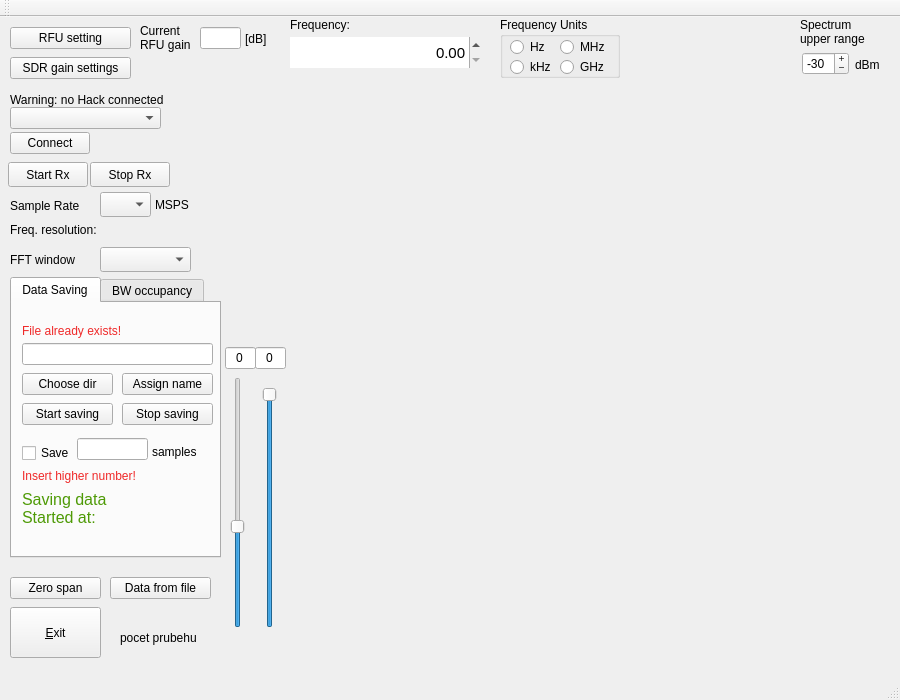
This is mainwindow.ui in petrsvobodnik/DP as Qt 5 draws it before an edit. The edited form follows.
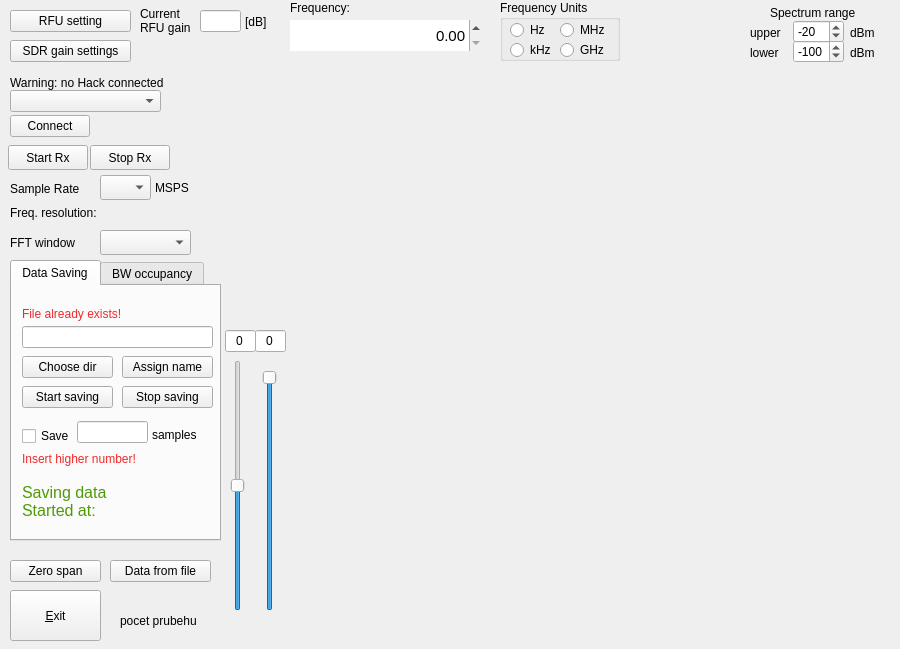
This is the edited form. Custom widgets are drawn as their Qt base class.

Diff of the .ui file:
```diff
--- a/mainwindow.ui
+++ b/mainwindow.ui
@@ -7,7 +7,7 @@
     <x>0</x>
     <y>0</y>
     <width>900</width>
-    <height>700</height>
+    <height>649</height>
    </rect>
   </property>
   <property name="windowTitle">
@@ -533,17 +533,17 @@
    <widget class="QSpinBox" name="SBupperRange">
     <property name="geometry">
      <rect>
-      <x>802</x>
-      <y>35</y>
-      <width>47</width>
+      <x>793</x>
+      <y>20</y>
+      <width>51</width>
       <height>23</height>
      </rect>
     </property>
     <property name="buttonSymbols">
-     <enum>QAbstractSpinBox::PlusMinus</enum>
+     <enum>QAbstractSpinBox::UpDownArrows</enum>
     </property>
     <property name="minimum">
-     <number>-80</number>
+     <number>-75</number>
     </property>
     <property name="maximum">
      <number>10</number>
@@ -552,21 +552,20 @@
      <number>10</number>
     </property>
     <property name="value">
-     <number>-30</number>
+     <number>-20</number>
     </property>
    </widget>
    <widget class="QLabel" name="label_6">
     <property name="geometry">
      <rect>
-      <x>800</x>
-      <y>-1</y>
-      <width>81</width>
-      <height>31</height>
+      <x>770</x>
+      <y>5</y>
+      <width>121</width>
+      <height>16</height>
      </rect>
     </property>
     <property name="text">
-     <string>Spectrum
-upper range</string>
+     <string>Spectrum range</string>
     </property>
    </widget>
    <widget class="QComboBox" name="CBhackSN">
@@ -694,10 +693,10 @@
      </font>
     </property>
     <property name="minimum">
-     <number>-20</number>
+     <number>-25</number>
     </property>
     <property name="maximum">
-     <number>30</number>
+     <number>25</number>
     </property>
     <property name="singleStep">
      <number>5</number>
@@ -766,8 +765,8 @@
    <widget class="QLabel" name="label_8">
     <property name="geometry">
      <rect>
-      <x>855</x>
-      <y>40</y>
+      <x>850</x>
+      <y>25</y>
       <width>41</width>
       <height>16</height>
      </rect>
@@ -832,7 +831,7 @@
         <x>10</x>
         <y>180</y>
         <width>191</width>
-        <height>51</height>
+        <height>71</height>
        </rect>
       </property>
       <property name="palette">
@@ -1379,6 +1378,9 @@
       <height>22</height>
      </rect>
     </property>
+    <property name="readOnly">
+     <bool>true</bool>
+    </property>
    </widget>
    <widget class="QLabel" name="label_5">
     <property name="geometry">
@@ -1445,26 +1447,71 @@
      <bool>true</bool>
     </property>
    </widget>
+   <widget class="QLabel" name="label_15">
+    <property name="geometry">
+     <rect>
+      <x>850</x>
+      <y>45</y>
+      <width>41</width>
+      <height>16</height>
+     </rect>
+    </property>
+    <property name="text">
+     <string>dBm</string>
+    </property>
+   </widget>
+   <widget class="QSpinBox" name="SBlowerRange">
+    <property name="geometry">
+     <rect>
+      <x>793</x>
+      <y>40</y>
+      <width>51</width>
+      <height>23</height>
+     </rect>
+    </property>
+    <property name="buttonSymbols">
+     <enum>QAbstractSpinBox::UpDownArrows</enum>
+    </property>
+    <property name="minimum">
+     <number>-130</number>
+    </property>
+    <property name="maximum">
+     <number>-80</number>
+    </property>
+    <property name="singleStep">
+     <number>10</number>
+    </property>
+    <property name="value">
+     <number>-100</number>
+    </property>
+   </widget>
+   <widget class="QLabel" name="label_16">
+    <property name="geometry">
+     <rect>
+      <x>750</x>
+      <y>25</y>
+      <width>41</width>
+      <height>16</height>
+     </rect>
+    </property>
+    <property name="text">
+     <string>upper</string>
+    </property>
+   </widget>
+   <widget class="QLabel" name="label_17">
+    <property name="geometry">
+     <rect>
+      <x>750</x>
+      <y>45</y>
+      <width>41</width>
+      <height>16</height>
+     </rect>
+    </property>
+    <property name="text">
+     <string>lower</string>
+    </property>
+   </widget>
   </widget>
-  <widget class="QMenuBar" name="menuBar">
-   <property name="geometry">
-    <rect>
-     <x>0</x>
-     <y>0</y>
-     <width>900</width>
-     <height>19</height>
-    </rect>
-   </property>
-  </widget>
-  <widget class="QToolBar" name="mainToolBar">
-   <attribute name="toolBarArea">
-    <enum>TopToolBarArea</enum>
-   </attribute>
-   <attribute name="toolBarBreak">
-    <bool>false</bool>
-   </attribute>
-  </widget>
-  <widget class="QStatusBar" name="statusBar"/>
   <action name="actionSet_up_save_file">
    <property name="text">
     <string>Set up save file</string>
```
Left out of the diff: 2 changed lines with no effect on the pictures.
